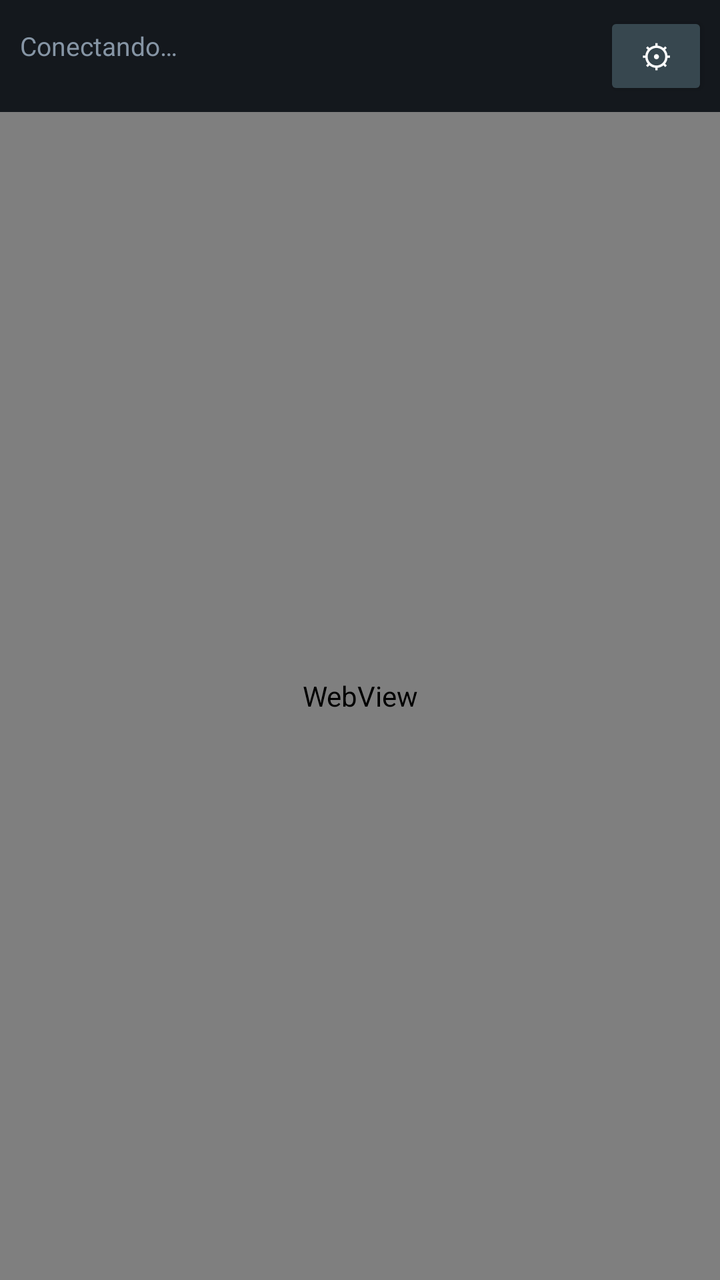
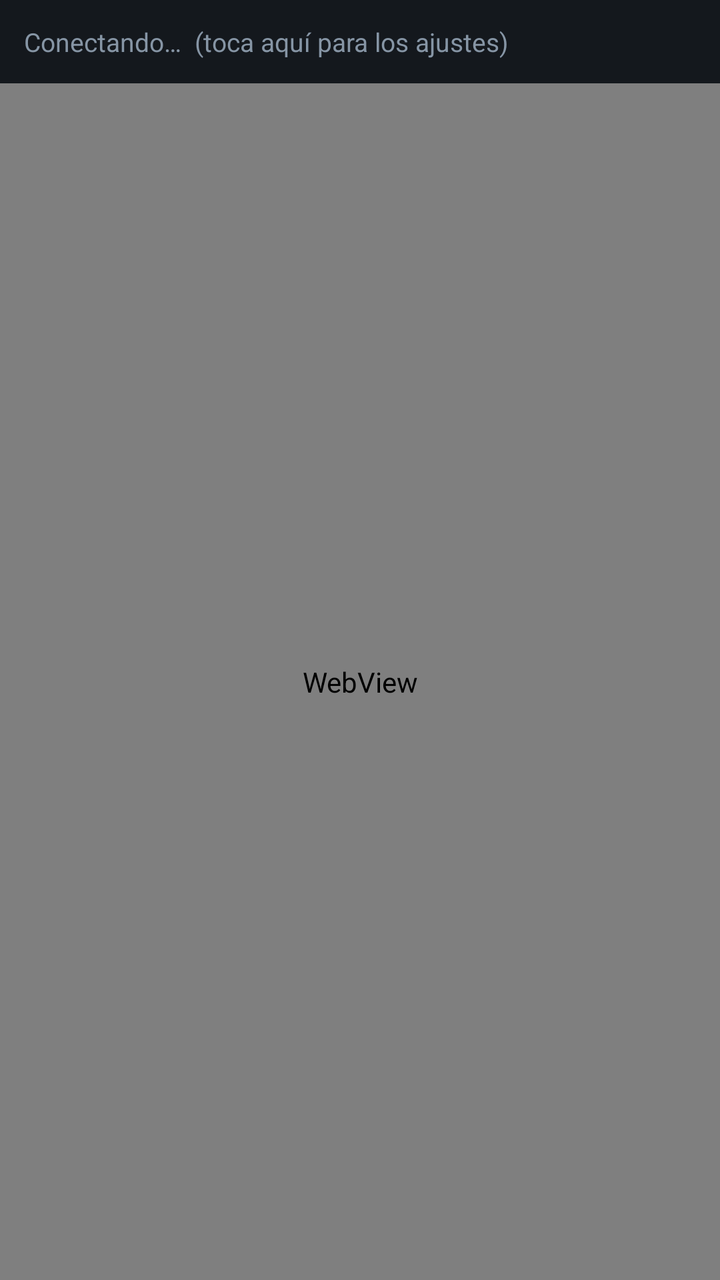

The first picture is an Android layout as it rendered before a commit; the second is the same layout after the commit. The layout source and the unified diff follow.
<!-- AndroidManifest.xml: application theme Theme.AppCompat.NoActionBar -->
<!-- res/layout/activity_main.xml -->
<?xml version="1.0" encoding="utf-8"?>
<LinearLayout xmlns:android="http://schemas.android.com/apk/res/android"
    android:orientation="vertical"
    android:layout_width="match_parent" android:layout_height="match_parent"
    android:background="#14181D">

    <LinearLayout android:orientation="horizontal"
        android:layout_width="match_parent" android:layout_height="wrap_content">
        <TextView android:id="@+id/estado" android:text="Conectando…"
            android:textColor="#8695A5" android:textSize="13sp" android:padding="10dp"
            android:layout_width="0dp" android:layout_weight="1"
            android:layout_height="wrap_content"/>
        <Button android:id="@+id/btnConfig" android:text="⚙"
            android:textSize="16sp" android:backgroundTint="#37474F" android:textColor="#FFFFFF"
            android:minWidth="0dp" android:layout_margin="6dp"
            android:layout_width="52dp" android:layout_height="44dp"/>
    </LinearLayout>

    <WebView android:id="@+id/web"
        android:layout_width="match_parent" android:layout_height="0dp"
        android:layout_weight="1"/>
</LinearLayout>
<!-- resources referenced by this layout -->
<resources>

</resources>

<!-- the commit's change to res/layout/activity_main.xml (unified diff, before → after) -->
@@ -4,17 +4,9 @@
     android:layout_width="match_parent" android:layout_height="match_parent"
     android:background="#14181D">
 
-    <LinearLayout android:orientation="horizontal"
-        android:layout_width="match_parent" android:layout_height="wrap_content">
-        <TextView android:id="@+id/estado" android:text="Conectando…"
-            android:textColor="#8695A5" android:textSize="13sp" android:padding="10dp"
-            android:layout_width="0dp" android:layout_weight="1"
-            android:layout_height="wrap_content"/>
-        <Button android:id="@+id/btnConfig" android:text="⚙"
-            android:textSize="16sp" android:backgroundTint="#37474F" android:textColor="#FFFFFF"
-            android:minWidth="0dp" android:layout_margin="6dp"
-            android:layout_width="52dp" android:layout_height="44dp"/>
-    </LinearLayout>
+    <TextView android:id="@+id/estado" android:text="Conectando…  (toca aquí para los ajustes)"
+        android:textColor="#8695A5" android:textSize="13sp" android:padding="12dp"
+        android:layout_width="match_parent" android:layout_height="wrap_content"/>
 
     <WebView android:id="@+id/web"
         android:layout_width="match_parent" android:layout_height="0dp"
